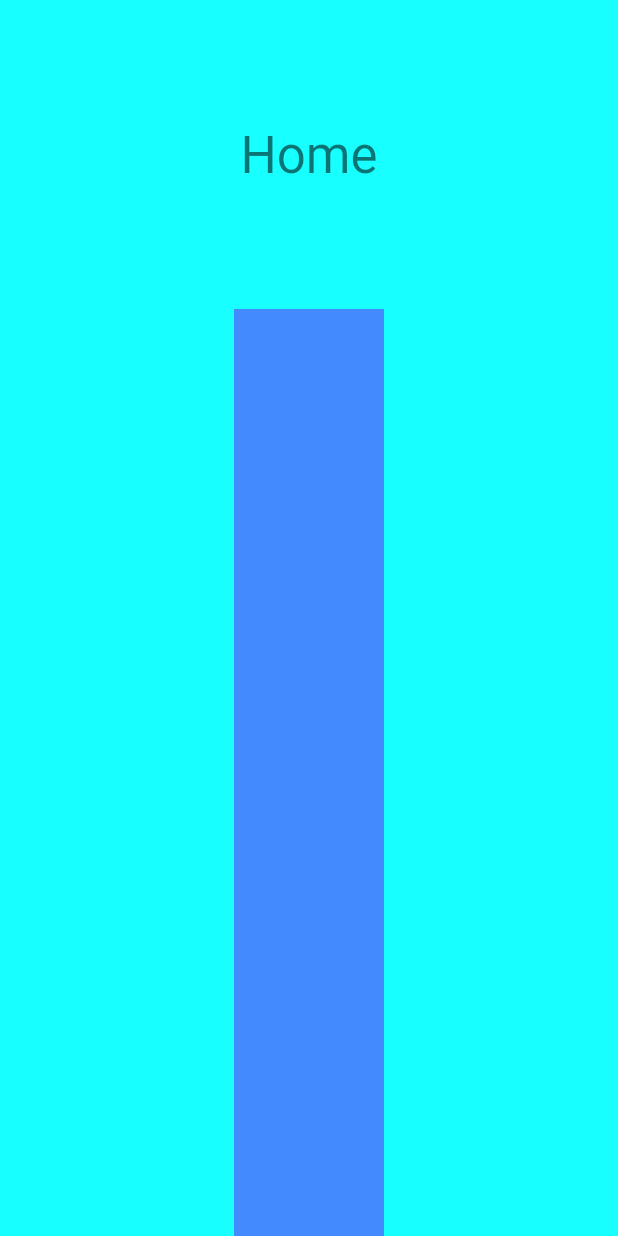
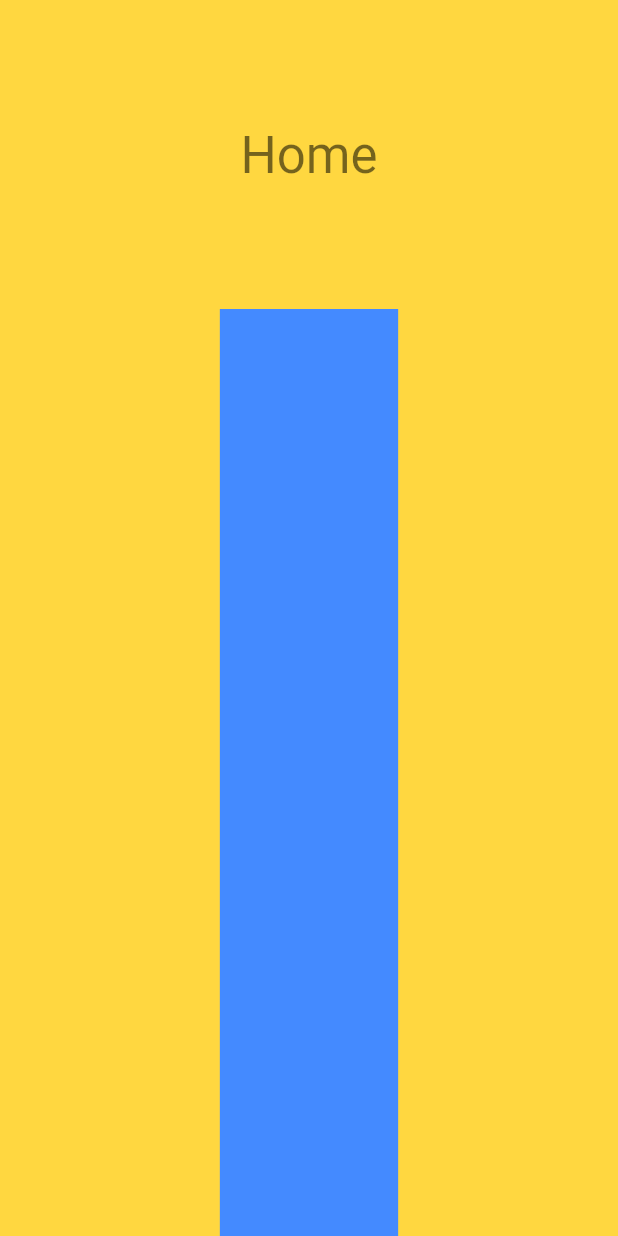
Before and after one commit to ousmane-diallo-sio/flutter_testing, a Flutter app: the screen it shows after launch, on a phone screen of 412 x 824 dp. Run offline on Flutter 3.47's test engine with Material 2 defaults, Android fonts, the phone set to English and light mode, and no system bars; missing offline and left inert: dart:ffi.

Commit message:
feat: very beautiful animation (no)

```diff
--- a/lib/color_button.dart
+++ b/lib/color_button.dart
@@ -6,9 +6,10 @@ import 'package:flutter/material.dart';
 class ColorButton extends StatefulWidget {
 
   final void Function() onTap;
+  final double? width;
   final bool? spam;
 
-  ColorButton({Key? key, required this.onTap, this.spam}) : super(key: key);
+  ColorButton({Key? key, required this.onTap, this.width, this.spam}) : super(key: key);
 
   @override
   State<ColorButton> createState() => _ColorButtonState();
@@ -43,7 +44,7 @@ class _ColorButtonState extends State<ColorButton> {
         timer.cancel();
       },
       child: Container(
-        width: 100,
+        width: widget.width ?? 100,
         height: 100,
         color: Colors.blueAccent,
       ),
--- a/lib/home.dart
+++ b/lib/home.dart
@@ -3,6 +3,7 @@ import 'package:flutter_testing/color_button.dart';
 
 class Home extends StatefulWidget {
   var colorIndex = 0;
+  double? btnWidth;
 
   Home({Key? key}) : super(key: key);
 
@@ -11,8 +12,12 @@ class Home extends StatefulWidget {
 }
 
 class _HomeState extends State<Home> {
+
   @override
   Widget build(BuildContext context) {
+
+    final deviceWidth = MediaQuery.of(context).size.width;
+
     return Scaffold(
       body: Center(
         child: Column(
@@ -29,19 +34,25 @@ class _HomeState extends State<Home> {
             ),
             Expanded(
               flex: 3,
+              child: AnimatedContainer(
+                duration: const Duration(milliseconds: 300),
+                width: widget.btnWidth,
                 child: ColorButton(
+                    width: double.maxFinite,
                     onTap: () {
                       setState(() {
                         widget.colorIndex += 1;
+                        widget.btnWidth = (widget.colorIndex * 100) % deviceWidth;
                       });
                     },
-                spam: true
+                    spam: true),
               ),
             ),
           ],
         ),
       ),
-      backgroundColor: Colors.accents.elementAt(widget.colorIndex % Colors.accents.length),
+      backgroundColor:
+          Colors.accents.elementAt(widget.colorIndex % Colors.accents.length),
     );
     ;
   }
```
Lines whose indentation alone changed are shown as unchanged.
